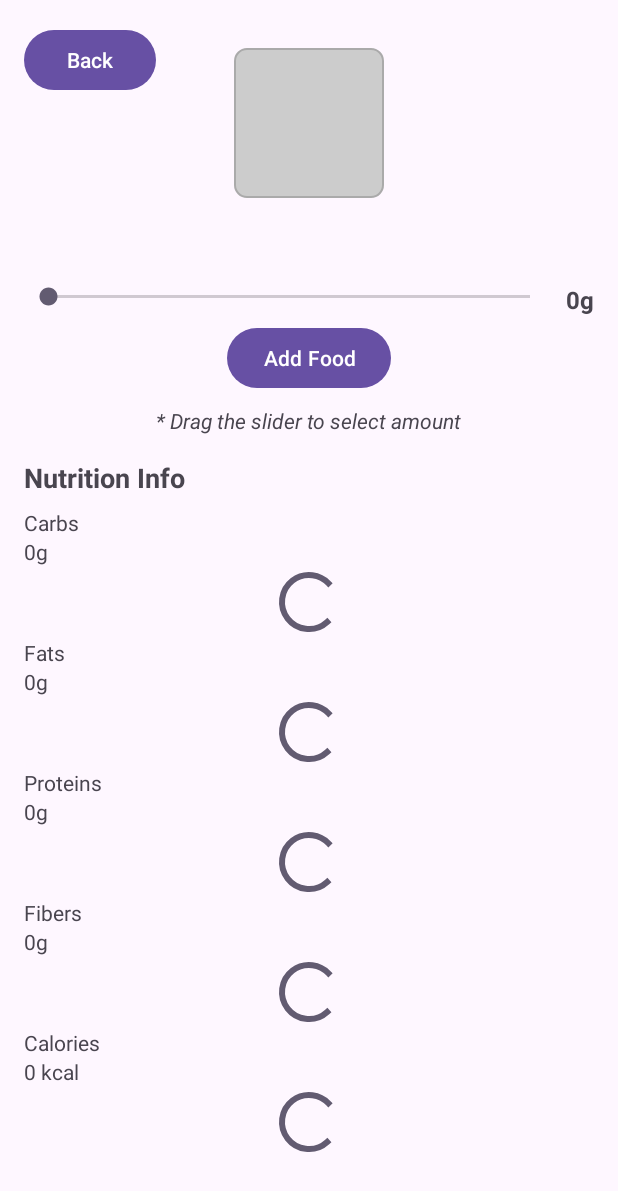
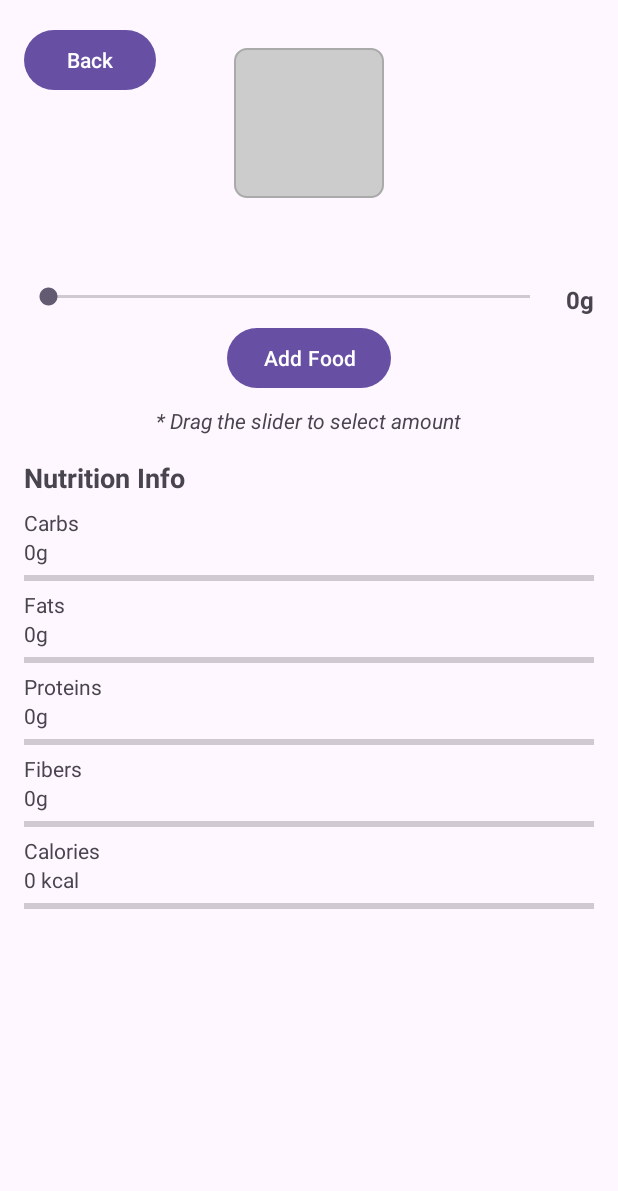
Before and after one commit to CS5520Summer2024Feinberg/final-project-finalproject-group6, an Android app: the FoodNutritionInfoActivity screen opened directly, with no data from a screen before it, on a phone screen of 412 x 824 dp. Shown: the top 1191 px of the screen. Run offline under Robolectric (Android 15) with nearby library versions, the light colour scheme and no system bars; pictures from the network do not load; 1 statement that could not run was skipped.

Commit message:
Updated horizontal progress bar in food nutrition info page

```diff
--- a/app/src/main/java/edu/northeastern/numad24su_group6/FoodNutritionInfoActivity.java
+++ b/app/src/main/java/edu/northeastern/numad24su_group6/FoodNutritionInfoActivity.java
@@ -106,7 +106,7 @@ public class FoodNutritionInfoActivity extends AppCompatActivity {
         tvFatsValue.setText(String.format("%.1fg", fats));
         tvProteinsValue.setText(String.format("%.1fg", proteins));
         tvFibersValue.setText(String.format("%.1fg", fibers));
-        tvCaloriesValue.setText(String.format("%.1f kcal", calories));
+        tvCaloriesValue.setText(String.format("%.1f Cal", calories));
 
         progressBarCarbs.setProgress((int) (carbs / user.getCarbs() * 100));
         progressBarFats.setProgress((int) (fats / user.getFats() * 100));
--- a/app/src/main/res/layout/activity_food_nutrition_info.xml
+++ b/app/src/main/res/layout/activity_food_nutrition_info.xml
@@ -108,7 +108,7 @@
             android:id="@+id/progressBarCarbs"
             android:layout_width="match_parent"
             android:layout_height="wrap_content"
-            android:progressDrawable="@drawable/progress_bar_drawable"
+            style="?android:attr/progressBarStyleHorizontal"
             android:progress="0"
             android:max="100" />
 
@@ -128,7 +128,7 @@
             android:id="@+id/progressBarFats"
             android:layout_width="match_parent"
             android:layout_height="wrap_content"
-            android:progressDrawable="@drawable/progress_bar_drawable"
+            style="?android:attr/progressBarStyleHorizontal"
             android:progress="0"
             android:max="100" />
 
@@ -148,7 +148,7 @@
             android:id="@+id/progressBarProteins"
             android:layout_width="match_parent"
             android:layout_height="wrap_content"
-            android:progressDrawable="@drawable/progress_bar_drawable"
+            style="?android:attr/progressBarStyleHorizontal"
             android:progress="0"
             android:max="100" />
 
@@ -168,7 +168,7 @@
             android:id="@+id/progressBarFibers"
             android:layout_width="match_parent"
             android:layout_height="wrap_content"
-            android:progressDrawable="@drawable/progress_bar_drawable"
+            style="?android:attr/progressBarStyleHorizontal"
             android:progress="0"
             android:max="100" />
 
@@ -188,7 +188,7 @@
             android:id="@+id/progressBarCalories"
             android:layout_width="match_parent"
             android:layout_height="wrap_content"
-            android:progressDrawable="@drawable/progress_bar_drawable"
+            style="?android:attr/progressBarStyleHorizontal"
             android:progress="0"
             android:max="100" />
 
```
